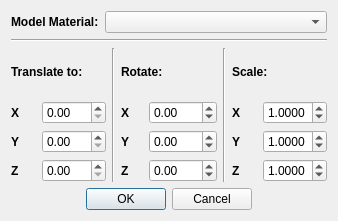
Above: ui/propertiesDialog.ui from GVallicrosa/FabQtV2 before the change. Below: the same form after it.
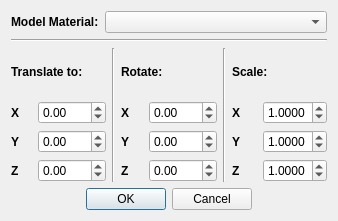
That is the form after the change.

```diff
--- a/ui/propertiesDialog.ui
+++ b/ui/propertiesDialog.ui
@@ -82,8 +82,11 @@
         <layout class="QGridLayout" name="gridLayout">
          <item row="0" column="2">
           <widget class="QDoubleSpinBox" name="x_translate">
+           <property name="minimum">
+            <double>-100.000000000000000</double>
+           </property>
            <property name="maximum">
-            <double>200.000000000000000</double>
+            <double>300.000000000000000</double>
            </property>
            <property name="value">
             <double>0.000000000000000</double>
@@ -105,8 +108,11 @@
          </item>
          <item row="1" column="2">
           <widget class="QDoubleSpinBox" name="y_translate">
+           <property name="minimum">
+            <double>-100.000000000000000</double>
+           </property>
            <property name="maximum">
-            <double>200.000000000000000</double>
+            <double>300.000000000000000</double>
            </property>
           </widget>
          </item>
@@ -125,8 +131,11 @@
          </item>
          <item row="2" column="2">
           <widget class="QDoubleSpinBox" name="z_translate">
+           <property name="minimum">
+            <double>-100.000000000000000</double>
+           </property>
            <property name="maximum">
-            <double>200.000000000000000</double>
+            <double>300.000000000000000</double>
            </property>
           </widget>
          </item>
```
